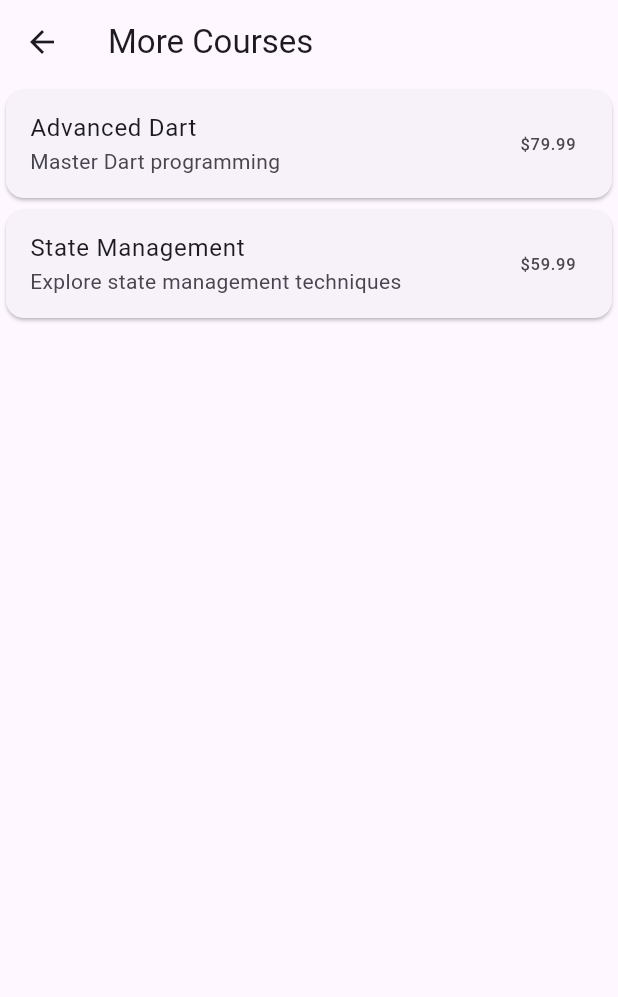
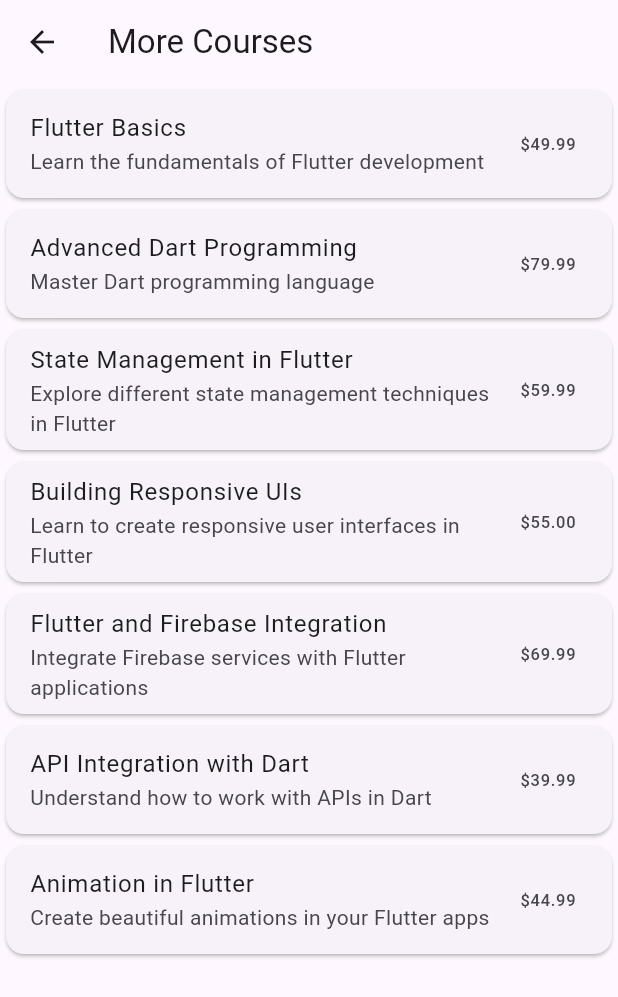
Before and after one commit to Ibrahim-Lokman/purchazee, a Flutter app: the screen it shows after launch, after a tap on "More Courses", on a phone screen of 412 x 824 dp. Shown: the top 997 px of the screen. Run offline on Flutter 3.47's test engine with Material 3 defaults, Android fonts, the phone set to English and light mode, and no system bars; our stand-ins replace flutter_bloc.

Commit message:
Flow covered with mock.

```diff
--- a/lib/core/models/course.dart
+++ b/lib/core/models/course.dart
@@ -4,13 +4,15 @@
   final String title;
   final String description;
   final double price;
-  final bool isPurchased;
+  final double discountPrice;
+  bool isPurchased;
 
   Course({
     required this.id,
     required this.title,
     required this.description,
     required this.price,
+    required this.discountPrice,
     this.isPurchased = false,
   });
 
@@ -20,6 +22,7 @@
       title: json['title'],
       description: json['description'],
       price: json['price'].toDouble(),
+      discountPrice: json['discountPrice'].toDouble(),
       isPurchased: json['isPurchased'] ?? false,
     );
   }
--- a/lib/features/course_listing/screens/more_courses_screen.dart
+++ b/lib/features/course_listing/screens/more_courses_screen.dart
@@ -1,6 +1,7 @@
 // lib/features/course_listing/screens/more_courses_screen.dart
 import 'package:flutter/material.dart';
 import 'package:flutter_bloc/flutter_bloc.dart';
+import 'package:in_app_purchase_poc/features/course_details/screens/course_details_screen.dart';
 import '../bloc/course_listing_bloc.dart';
 import '../bloc/course_listing_event.dart';
 import '../bloc/course_listing_state.dart';
@@ -8,6 +9,11 @@
 
 class MoreCoursesScreen extends StatelessWidget {
   const MoreCoursesScreen({super.key});
+  TextStyle get _textStyle => const TextStyle(
+        fontSize: 20,
+        fontWeight: FontWeight.bold,
+        color: Colors.white,
+      );
 
   @override
   Widget build(BuildContext context) {
@@ -29,7 +35,50 @@
                 return CourseCard(
                   course: availableCourses[index],
                   onTap: () {
+                    // Scaffold.of(context).showBottomSheet(
+                    //   elevation: 20,
+                    //   enableDrag: true,
+                    //   (context) => Container(
+                    //     decoration: const BoxDecoration(
+                    //       color: Colors.blueGrey,
+                    //       borderRadius: BorderRadius.only(
+                    //         topLeft: Radius.circular(20),
+                    //         topRight: Radius.circular(20),
+                    //       ),
+                    //     ),
+                    //     height: 200,
+                    //     width: double.infinity,
+                    //     child: Column(
+                    //       mainAxisAlignment: MainAxisAlignment.center,
+                    //       children: [
+                    //         Text(
+                    //           availableCourses[index].id,
+                    //           style: _textStyle.copyWith(
+                    //             fontSize: 24,
+                    //             color: Colors.red,
+                    //           ),
+                    //         ),
+                    //         Text(
+                    //           availableCourses[index].description,
+                    //           style: _textStyle,
+                    //         ),
+                    //         Text(
+                    //           'Price: \$${availableCourses[index].price}',
+                    //           style: _textStyle,
+                    //         ),
+                    //       ],
+                    //     ),
+                    //   ),
+                    // );
+
                     // Navigate to course details
+                    Navigator.push(
+                      context,
+                      MaterialPageRoute(
+                          builder: (context) => CourseDetailsScreen(
+                                courseId: availableCourses[index].id,
+                              )),
+                    );
                   },
                 );
               },
--- a/lib/main.dart
+++ b/lib/main.dart
@@ -1,6 +1,11 @@
 // lib/main.dart
 import 'package:flutter/material.dart';
 import 'package:flutter_bloc/flutter_bloc.dart';
+import 'package:in_app_purchase_poc/core/services/api_service.dart';
+import 'package:in_app_purchase_poc/core/services/api_service_interface.dart';
+import 'package:in_app_purchase_poc/features/course_details/bloc/course_details_bloc.dart';
+import 'package:in_app_purchase_poc/features/in_app_purchase/bloc/purchase_bloc.dart';
+import 'package:in_app_purchase_poc/features/in_app_purchase/services/purchase_service.dart';
 import 'features/course_listing/bloc/course_listing_bloc.dart';
 import 'features/course_listing/screens/your_courses_screen.dart';
 import 'features/course_listing/screens/more_courses_screen.dart';
@@ -15,10 +20,25 @@
 
   @override
   Widget build(BuildContext context) {
-    return MultiBlocProvider(
+    return MultiRepositoryProvider(
+      providers: [
+        RepositoryProvider<ApiServiceInterface>(
+          create: (context) =>
+              ApiService(), // Use your actual API service implementation
+        ),
+      ],
+      child: MultiBlocProvider(
         providers: [
           BlocProvider<CourseListingBloc>(
             create: (context) => CourseListingBloc(MockCourseService()),
+          ),
+          BlocProvider<CourseDetailsBloc>(
+            create: (context) =>
+                CourseDetailsBloc(context.read<ApiServiceInterface>()),
+          ),
+          BlocProvider<PurchaseBloc>(
+            create: (context) =>
+                PurchaseBloc(context.read<ApiServiceInterface>()),
           ),
         ],
         child: MaterialApp(
@@ -28,6 +48,7 @@
             visualDensity: VisualDensity.adaptivePlatformDensity,
           ),
           home: const HomeScreen(),
+        ),
       ),
     );
   }
@@ -40,10 +61,17 @@
   Widget build(BuildContext context) {
     return Scaffold(
       appBar: AppBar(title: const Text('Course App')),
-      body: Column(
+      body: Container(
+        padding: const EdgeInsets.all(20),
+        height: double.infinity,
+        width: double.infinity,
+        child: Column(
           mainAxisAlignment: MainAxisAlignment.center,
+          crossAxisAlignment: CrossAxisAlignment.center,
           children: [
-          ElevatedButton(
+            SizedBox(
+              width: double.infinity,
+              child: ElevatedButton(
                 child: const Text('Your Courses'),
                 onPressed: () {
                   Navigator.push(
@@ -53,8 +81,11 @@
                   );
                 },
               ),
+            ),
             const SizedBox(height: 20),
-          ElevatedButton(
+            SizedBox(
+              width: double.infinity,
+              child: ElevatedButton(
                 child: const Text('More Courses'),
                 onPressed: () {
                   Navigator.push(
@@ -64,7 +95,9 @@
                   );
                 },
               ),
+            ),
           ],
+        ),
       ),
     );
   }
--- a/lib/mocks/mock_courses.dart
+++ b/lib/mocks/mock_courses.dart
@@ -3,24 +3,59 @@
 
 final List<Course> mockCourses = [
   Course(
-    id: '1',
+    id: 'C001',
     title: 'Flutter Basics',
     description: 'Learn the fundamentals of Flutter development',
     price: 49.99,
+    discountPrice: 39.99,
     isPurchased: false,
   ),
   Course(
-    id: '2',
+    id: 'C002',
     title: 'Advanced Dart Programming',
     description: 'Master Dart programming language',
     price: 79.99,
+    discountPrice: 69.99,
     isPurchased: false,
   ),
   Course(
-    id: '3',
+    id: 'C003',
     title: 'State Management in Flutter',
     description: 'Explore different state management techniques in Flutter',
     price: 59.99,
-    isPurchased: true,
+    discountPrice: 49.99,
+    isPurchased: false,
+  ),
+  Course(
+    id: 'C004',
+    title: 'Building Responsive UIs',
+    description: 'Learn to create responsive user interfaces in Flutter',
+    price: 55.00,
+    discountPrice: 45.00,
+    isPurchased: false,
+  ),
+  Course(
+    id: 'C005',
+    title: 'Flutter and Firebase Integration',
+    description: 'Integrate Firebase services with Flutter applications',
+    price: 69.99,
+    discountPrice: 59.99,
+    isPurchased: false,
+  ),
+  Course(
+    id: 'C006',
+    title: 'API Integration with Dart',
+    description: 'Understand how to work with APIs in Dart',
+    price: 39.99,
+    discountPrice: 29.99,
+    isPurchased: false,
+  ),
+  Course(
+    id: 'C007',
+    title: 'Animation in Flutter',
+    description: 'Create beautiful animations in your Flutter apps',
+    price: 44.99,
+    discountPrice: 34.99,
+    isPurchased: false,
   ),
 ];
```
Also changed, not shown: lib/features/course_details/screens/course_details_screen.dart (+14 -7 lines), lib/features/course_listing/services/mock_course_service.dart (+61 -18 lines), lib/features/in_app_purchase/bloc/purchase_bloc.dart (+9 -1 lines), lib/features/in_app_purchase/screens/payment_screen.dart (+9 -7 lines). Lines whose indentation alone changed are shown as unchanged.
